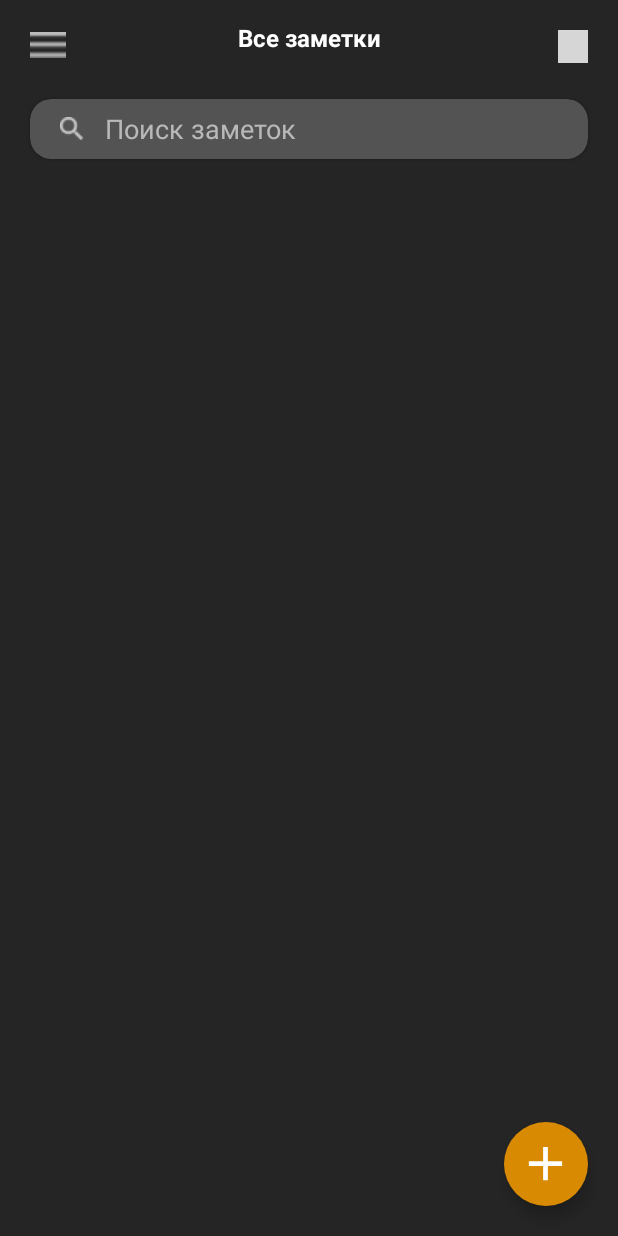
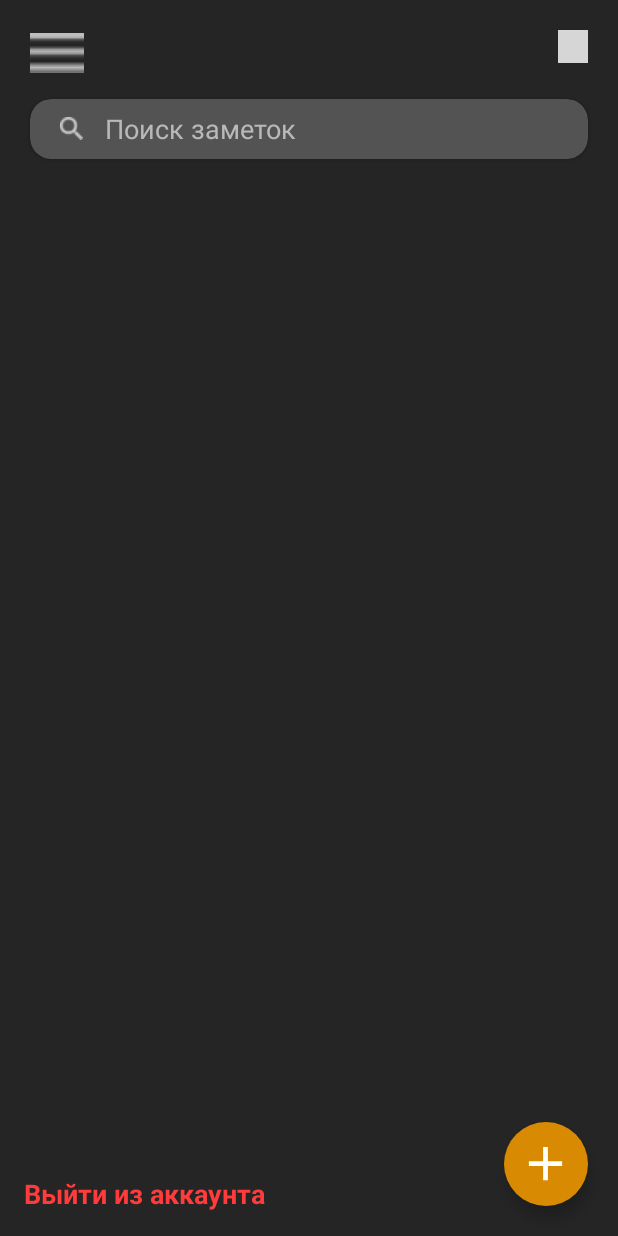
Before and after one commit to AmirS24/notepadApply, an Android app: the MainFragment screen opened through its navigation route, on a phone screen of 412 x 824 dp. Run offline under Robolectric (Android 15) with nearby library versions, the phone set to English and light mode, and no system bars; our stand-ins replace Firebase (no records; nobody signed in at launch, a user with empty details on screens opened directly), Room's generated code; 4 statements that could not run were skipped; grey boxes are pictures that could not be loaded.

```diff
--- a/app/src/main/java/com/vacral/notepadapply/data/local/local/Pref.kt
+++ b/app/src/main/java/com/vacral/notepadapply/data/local/local/Pref.kt
@@ -7,12 +7,26 @@ import androidx.core.content.edit
 class Pref (context: Context) {
     val pref: SharedPreferences = context.getSharedPreferences("key", Context.MODE_PRIVATE)
 
-    fun setOnBoardShow(){
+    fun setOnBoardShow() {
         pref.edit {
             putBoolean("show", true)
+        }}
+        fun setRegister() {
+            pref.edit {
+                putBoolean("register", true)
+
+            }
         }
+
+        fun isRegister(): Boolean {
+            return pref.getBoolean("register", false)
+        }
+
+        fun isOnBoardShow(): Boolean {
+            return pref.getBoolean("show", false)
+        }
+
+    fun clearRegister(){
+        pref.edit().clear().apply()
     }
-    fun isOnBoardShow(): Boolean{
-        return pref.getBoolean("show", false)
     }
-}
--- a/app/src/main/java/com/vacral/notepadapply/ui/main/MainActivity.kt
+++ b/app/src/main/java/com/vacral/notepadapply/ui/main/MainActivity.kt
@@ -31,11 +31,16 @@ class MainActivity : AppCompatActivity() {
 
         val navGraph = navController.navInflater.inflate(R.navigation.nav_graph)
 
-        if (pref.isOnBoardShow()) {
-
-            navGraph.setStartDestination(R.id.mainFragment)
-        } else {
-            navGraph.setStartDestination(R.id.onBoardFragment)
+        when {
+            pref.isRegister() -> {
+                navGraph.setStartDestination(R.id.mainFragment)
+            }
+            pref.isOnBoardShow() -> {
+                navGraph.setStartDestination(R.id.registerFragment)
+            }
+            else -> {
+                navGraph.setStartDestination(R.id.onBoardFragment)
+            }
         }
         navController.graph = navGraph
 
--- a/app/src/main/java/com/vacral/notepadapply/ui/main/main/adapter/NotesAdapter.kt
+++ b/app/src/main/java/com/vacral/notepadapply/ui/main/add_note/adapter/NotesAdapter.kt
@@ -1,4 +1,4 @@
-package com.vacral.notepadapply.ui.main.main.adapter
+package com.vacral.notepadapply.ui.main.add_note.adapter
 
 import android.graphics.Color
 import android.graphics.drawable.ColorDrawable
@@ -6,12 +6,11 @@ import android.graphics.drawable.GradientDrawable
 import android.view.LayoutInflater
 import android.view.View
 import android.view.ViewGroup
-
 import androidx.appcompat.app.AlertDialog
 import androidx.recyclerview.widget.RecyclerView
 import com.vacral.notepadapply.R
+import com.vacral.notepadapply.data.local.model.NoteModel
 import com.vacral.notepadapply.databinding.ItemNotesBinding
-import com.vacral.notepadapply.data.local.model.NoteModel
 
 class NotesAdapter(
     val onLongClick: (NoteModel) -> Unit,
--- a/app/src/main/java/com/vacral/notepadapply/ui/main/main/MainFragment.kt
+++ b/app/src/main/java/com/vacral/notepadapply/ui/main/main/MainFragment.kt
@@ -9,18 +9,27 @@ import android.view.ViewGroup
 import androidx.core.widget.addTextChangedListener
 import androidx.fragment.app.Fragment
 import androidx.navigation.fragment.findNavController
+import androidx.recyclerview.widget.GridLayoutManager
 import androidx.recyclerview.widget.LinearLayoutManager
+import com.bumptech.glide.Glide
+import com.google.android.gms.auth.api.signin.GoogleSignIn
+import com.google.android.gms.auth.api.signin.GoogleSignInOptions
+import com.google.firebase.Firebase
+import com.google.firebase.FirebaseApiNotAvailableException
+import com.google.firebase.auth.FirebaseAuth
 import com.vacral.notepadapply.App
 import com.vacral.notepadapply.R
 import com.vacral.notepadapply.data.local.local.Pref
 import com.vacral.notepadapply.data.local.model.NoteModel
 import com.vacral.notepadapply.databinding.FragmentMainActivityBinding
-import com.vacral.notepadapply.ui.main.main.adapter.NotesAdapter
+import com.vacral.notepadapply.ui.main.add_note.adapter.NotesAdapter
 
 class MainFragment : Fragment() {
 
     private lateinit var binding: FragmentMainActivityBinding
     private val adapter = NotesAdapter(::onLongClick, ::onClick)
+
+    private var isGrid = false
     private lateinit var pref: Pref
     override fun onCreateView(
         inflater: LayoutInflater, container: ViewGroup?,
@@ -47,10 +56,41 @@ class MainFragment : Fragment() {
                 )
             )
         }
+        binding.ivTypeNotes.setOnClickListener {
+            toggleLayout()
+        }
+        binding.tvLeave.setOnClickListener {
+            logout()
+        }
         binding.etSearchNotes.addTextChangedListener { text ->
             adapter.addNotes(App.database.dao().searchByTitle(text.toString()))
         }
+    setUserAvatar()
+        setUserName()
+    }
 
+    private fun setUserName() {
+        val user = FirebaseAuth.getInstance().currentUser
+        val userName = user?.displayName
+
+        if(userName != null){
+            binding.tvAllNotes.text = userName
+        }
+
+    }
+
+    private fun setUserAvatar() {
+        val user = FirebaseAuth.getInstance().currentUser
+        val photoUrl = user?.photoUrl
+
+        if(photoUrl != null){
+            Glide.with(this)
+                .load(photoUrl)
+                .circleCrop()
+                .placeholder(R.drawable.ic_menu)
+                .error(R.drawable.ic_menu)
+                .into(binding.ivMenu)
+        }
     }
 
     private fun onLongClick(model: NoteModel) {
@@ -72,7 +112,42 @@ class MainFragment : Fragment() {
     override fun onResume() {
         super.onResume()
         adapter.addNotes(App.Companion.database.dao().searchByTitle(""))
-        Log.d("TEST_NOTES", "notes size = ${adapter.notesList.size}")
 
     }
+    private fun logout() {
+        FirebaseAuth.getInstance().signOut()
+        val gso = GoogleSignInOptions.Builder(GoogleSignInOptions.DEFAULT_SIGN_IN)
+            .requestIdToken(getString(R.string.default_client_id))
+            .requestEmail()
+            .build()
+
+        val googleSignInClient = GoogleSignIn.getClient(requireContext(),gso)
+        googleSignInClient.signOut().addOnCompleteListener {
+            Pref(requireContext()).clearRegister()
+            findNavController().navigate(
+                MainFragmentDirections.actionMainFragmentToRegisterFragment()
+            )
+
+        }
+
+    }
+    private fun setupRecycler(){
+        binding.rvNotes.layoutManager = LinearLayoutManager(requireContext())
+
+
+    }
+    private fun toggleLayout() {
+        isGrid = !isGrid
+
+        binding.rvNotes.layoutManager =
+            if (isGrid) {
+                GridLayoutManager(requireContext(), 2)
+            } else {
+                LinearLayoutManager(requireContext())
+            }
+
+        binding.ivTypeNotes.setImageResource(
+            if (isGrid) R.drawable.ic_list else R.drawable.ic_type_notes
+        )
+    }
 }
--- a/app/src/main/java/com/vacral/notepadapply/ui/main/on_board/OnBoardFragment.kt
+++ b/app/src/main/java/com/vacral/notepadapply/ui/main/on_board/OnBoardFragment.kt
@@ -10,7 +10,7 @@ import com.vacral.notepadapply.ui.main.MainActivity
 import com.vacral.notepadapply.data.local.local.Pref
 import com.vacral.notepadapply.databinding.FragmentOnBoardBinding
 import com.vacral.notepadapply.data.local.model.OnBoardModel
-import com.vacral.notepadapply.ui.main.main.adapter.OnBoardAdapter
+import com.vacral.notepadapply.ui.main.on_board.adapter.OnBoardAdapter
 
 
 class OnBoardFragment : Fragment() {
@@ -47,7 +47,7 @@ class OnBoardFragment : Fragment() {
     private fun navigateToMain() {
         Pref(requireContext()).setOnBoardShow()
         findNavController().navigate(
-            OnBoardFragmentDirections.actionOnBoardFragmentToMainFragment()
+            OnBoardFragmentDirections.actionOnBoardFragmentToRegisterFragment()
         )
     }
 
--- a/app/src/main/java/com/vacral/notepadapply/ui/main/main/adapter/onBoardAdapter.kt
+++ b/app/src/main/java/com/vacral/notepadapply/ui/main/on_board/adapter/onBoardAdapter.kt
@@ -1,4 +1,4 @@
-package com.vacral.notepadapply.ui.main.main.adapter
+package com.vacral.notepadapply.ui.main.on_board.adapter
 
 import android.view.LayoutInflater
 import android.view.View
--- a/app/src/main/res/drawable/bg_note_item.xml
+++ b/app/src/main/res/drawable/bg_note_item.xml
@@ -1,6 +1,6 @@
 <?xml version="1.0" encoding="utf-8"?>
 <shape xmlns:android="http://schemas.android.com/apk/res/android"
     android:shape="rectangle">
-    <solid android:color="@color/white_dark" />
+    <solid android:color="@color/gray" />
     <corners android:radius="14dp" />
 </shape>
--- a/app/src/main/res/layout/fragment_main_activity.xml
+++ b/app/src/main/res/layout/fragment_main_activity.xml
@@ -21,8 +21,8 @@
 
     <ImageView
         android:id="@+id/iv_menu"
-        android:layout_width="24dp"
-        android:layout_height="20dp"
+        android:layout_width="36dp"
+        android:layout_height="30dp"
         android:layout_marginStart="20dp"
         android:layout_marginTop="20dp"
         android:src="@drawable/ic_menu"
@@ -77,6 +77,7 @@
         android:layout_height="wrap_content"
         android:layout_marginTop="12dp"
         app:layout_constraintTop_toBottomOf="@id/card_view"
+        tools:layout_editor_absoluteX="0dp"
         tools:listitem="@layout/item_notes" />
 
     <com.google.android.material.floatingactionbutton.FloatingActionButton
@@ -94,6 +95,17 @@
         app:tint="@color/white"
         app:maxImageSize="38dp"
         />
+    <TextView
+        android:id="@+id/tv_leave"
+        android:layout_width="wrap_content"
+        android:layout_height="wrap_content"
+        android:text="Выйти из аккаунта"
+        android:textStyle="bold"
+        android:textColor="@color/red"
+        app:layout_constraintBottom_toBottomOf="parent"
+        app:layout_constraintStart_toStartOf="parent"
+        android:layout_margin="16dp"
+        android:textSize="18sp"/>
 
 
 </androidx.constraintlayout.widget.ConstraintLayout>
--- a/app/src/main/res/layout/item_on_board.xml
+++ b/app/src/main/res/layout/item_on_board.xml
@@ -86,6 +86,7 @@
         android:text="Начать"
         android:textColor="@color/white"
         android:textSize="20dp"
+        style="@style/btn_delete"
         android:textStyle="bold"
         app:layout_constraintEnd_toEndOf="parent"
         app:layout_constraintStart_toStartOf="parent"
--- a/app/src/main/res/navigation/nav_graph.xml
+++ b/app/src/main/res/navigation/nav_graph.xml
@@ -3,7 +3,7 @@
     xmlns:app="http://schemas.android.com/apk/res-auto"
     xmlns:tools="http://schemas.android.com/tools"
     android:id="@+id/nav_graph"
-    app:startDestination="@id/addNoteFragment">
+    app:startDestination="@id/registerFragment">
 
     <fragment
         android:id="@+id/onBoardFragment"
@@ -15,6 +15,9 @@
             app:destination="@id/mainFragment"
             app:popUpTo="@id/onBoardFragment"
             app:popUpToInclusive="true" />
+        <action
+            android:id="@+id/action_onBoardFragment_to_registerFragment"
+            app:destination="@id/registerFragment" />
     </fragment>
 
     <fragment
@@ -24,6 +27,9 @@
         <action
             android:id="@+id/action_mainFragment_to_addNoteFragment"
             app:destination="@id/addNoteFragment" />
+        <action
+            android:id="@+id/action_mainFragment_to_registerFragment"
+            app:destination="@id/registerFragment" />
     </fragment>
     <fragment
         android:id="@+id/addNoteFragment"
@@ -37,5 +43,16 @@
             />
 
     </fragment>
+    <fragment
+        android:id="@+id/registerFragment"
+        android:name="com.vacral.notepadapply.ui.main.reg_note.RegisterFragment"
+        android:label="fragment_register"
+        tools:layout="@layout/fragment_register" >
+        <action
+            android:id="@+id/action_registerFragment_to_mainFragment"
+            app:destination="@id/mainFragment"
+            app:popUpTo="@id/registerFragment"
+            app:popUpToInclusive="true"/>
+    </fragment>
 
 </navigation>
--- a/app/src/main/res/values/strings.xml
+++ b/app/src/main/res/values/strings.xml
@@ -2,4 +2,5 @@
     <string name="app_name">notepadApply</string>
     <!-- TODO: Remove or change this placeholder text -->
     <string name="hello_blank_fragment">Hello blank fragment</string>
+    <string name="default_client_id">747633714018-ko2h3sl8ls37p22t39sgae5e2pt3bmkr.apps.googleusercontent.com</string>
 </resources>
--- a/build.gradle.kts
+++ b/build.gradle.kts
@@ -5,4 +5,5 @@ plugins {
     alias(libs.plugins.kotlin.android) apply false
     alias(libs.plugins.navigation.safeargs.kotlin) apply false
     id("com.google.devtools.ksp") version "2.0.21-1.0.27" apply false
+    id("com.google.gms.google-services") version "4.4.4" apply false
 }
```
Also changed, not shown: app/build.gradle.kts (+12 -0 lines), app/src/main/java/com/vacral/notepadapply/ui/main/reg_note/RegisterFragment.kt (added, +100 -0 lines), app/src/main/res/drawable/ic_logo_google.xml (added, +22 -0 lines), app/src/main/res/layout/fragment_register.xml (added, +68 -0 lines), gradle/libs.versions.toml (+8 -0 lines), app/src/main/res/drawable/ic_note.png (added), 1 other file.
